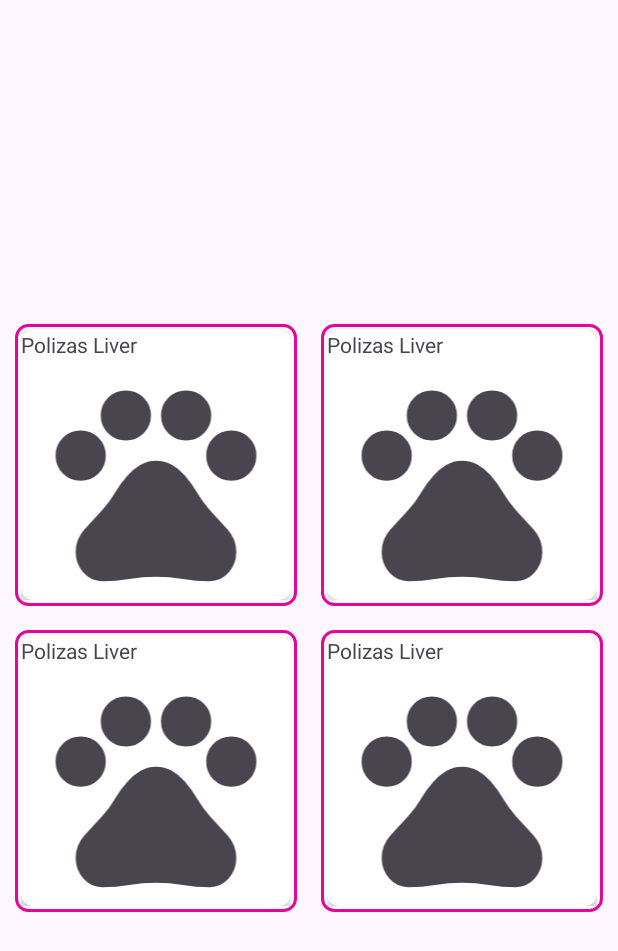
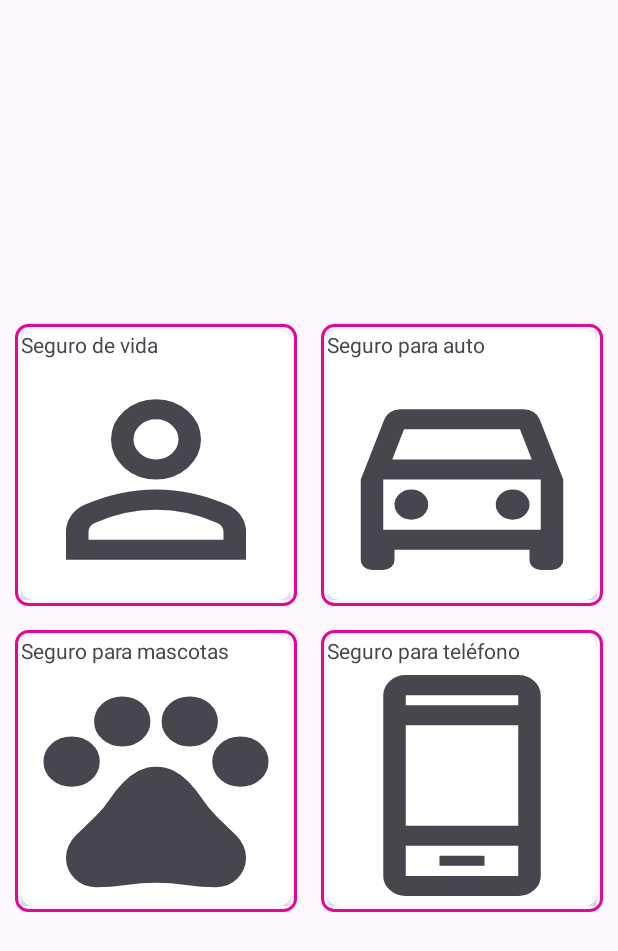
Before and after one commit to AbimaelLemus/PolizasLiver, an Android app: the TypeInsuranceActivity screen opened directly, with no data from a screen before it, on a phone screen of 412 x 824 dp. Shown: the top 951 px of the screen. Run offline under Robolectric (Android 15) with nearby library versions, the phone set to English and light mode, and no system bars; our stand-ins replace Dagger/Hilt's generated code.

Commit message:
0.2.1 - Abimael - logic in the TypeInsuranceActivity

```diff
--- /dev/null
+++ b/app/src/main/java/com/example/polizasliver/data/model/TypeInsuranceModel.kt
@@ -0,0 +1,6 @@
+package com.example.polizasliver.data.model
+
+data class TypeInsuranceModel(
+    val nameTypeInsurance:String,
+    val icon:Int
+)
--- /dev/null
+++ b/app/src/main/java/com/example/polizasliver/data/model/Utils.kt
@@ -0,0 +1,6 @@
+package com.example.polizasliver.data.model
+
+object Utils {
+    var KEY_TYPE_POSITION: String? = null
+
+}
--- /dev/null
+++ b/app/src/main/java/com/example/polizasliver/ui/adapter/TypeInsuranceAdapter.kt
@@ -0,0 +1,46 @@
+package com.example.polizasliver.ui.adapter
+
+import android.view.LayoutInflater
+import android.view.View
+import android.view.ViewGroup
+import androidx.recyclerview.widget.RecyclerView
+import com.example.polizasliver.R
+import com.example.polizasliver.databinding.CardTypeInsuranceBinding
+import com.example.polizasliver.ui.type_insurance.CardTypeInterface
+import com.example.polizasliver.data.model.TypeInsuranceModel
+
+class TypeInsuranceAdapter(
+    private val listTypeInsurance: List<TypeInsuranceModel>,
+    private val listener: CardTypeInterface
+) : RecyclerView.Adapter<TypeInsuranceAdapter.CardViewHolder>() {
+
+    override fun onCreateViewHolder(parent: ViewGroup, viewType: Int): CardViewHolder {
+        return CardViewHolder(
+            LayoutInflater.from(parent.context).inflate(
+                R.layout.card_type_insurance,
+                parent,
+                false
+            )
+        )
+    }
+
+    override fun onBindViewHolder(holder: CardViewHolder, position: Int) {
+        holder.bind(listTypeInsurance[position], listener, position)
+    }
+
+    override fun getItemCount(): Int {
+        return listTypeInsurance.size
+    }
+
+    class CardViewHolder(itemview: View) : RecyclerView.ViewHolder(itemview) {
+        val binding = CardTypeInsuranceBinding.bind(itemview)
+        fun bind(typeInsuranceModel: TypeInsuranceModel, listener: CardTypeInterface, position: Int) {
+            binding.tvCardTypeInsurance.text = typeInsuranceModel.nameTypeInsurance
+            binding.ivCardTypeInsurance.setBackgroundResource(typeInsuranceModel.icon)
+            binding.cvCardTypeInsurance.setOnClickListener {
+                listener.itemCardType(position)
+            }
+        }
+
+    }
+}
--- a/app/src/main/java/com/example/polizasliver/ui/home/HomeInsuranceActivity.kt
+++ b/app/src/main/java/com/example/polizasliver/ui/home/HomeInsuranceActivity.kt
@@ -8,7 +8,6 @@ import androidx.activity.viewModels
 import androidx.appcompat.app.AppCompatActivity
 import androidx.core.view.ViewCompat
 import androidx.core.view.WindowInsetsCompat
-import androidx.transition.Visibility
 import com.example.polizasliver.R
 import com.example.polizasliver.databinding.ActivityHomeInsuranceBinding
 import com.example.polizasliver.ui.detail.DetailActivity
--- /dev/null
+++ b/app/src/main/java/com/example/polizasliver/ui/type_insurance/CardTypeInterface.kt
@@ -0,0 +1,5 @@
+package com.example.polizasliver.ui.type_insurance
+
+interface CardTypeInterface {
+    fun itemCardType(position:Int)
+}
--- a/app/src/main/java/com/example/polizasliver/ui/type_insurance/TypeInsuranceActivity.kt
+++ b/app/src/main/java/com/example/polizasliver/ui/type_insurance/TypeInsuranceActivity.kt
@@ -7,13 +7,17 @@ import androidx.activity.viewModels
 import androidx.appcompat.app.AppCompatActivity
 import androidx.core.view.ViewCompat
 import androidx.core.view.WindowInsetsCompat
+import androidx.recyclerview.widget.GridLayoutManager
 import com.example.polizasliver.R
+import com.example.polizasliver.data.model.Utils
 import com.example.polizasliver.databinding.ActivityTypeInsuranceBinding
+import com.example.polizasliver.ui.adapter.TypeInsuranceAdapter
 import com.example.polizasliver.ui.data_personal.DataPersonalActivity
+import com.example.polizasliver.ui.dialogs_alerts.DialogsAlerts
 import dagger.hilt.android.AndroidEntryPoint
 
 @AndroidEntryPoint
-class TypeInsuranceActivity : AppCompatActivity() {
+class TypeInsuranceActivity : AppCompatActivity(), CardTypeInterface {
     private lateinit var binding: ActivityTypeInsuranceBinding
     val viewModel: TypeInsuranceViewModel by viewModels()
     private val TAG = TypeInsuranceActivity::class.java.simpleName
@@ -27,11 +31,36 @@ class TypeInsuranceActivity : AppCompatActivity() {
             v.setPadding(systemBars.left, systemBars.top, systemBars.right, systemBars.bottom)
             insets
         }
+        viewModel.onCreate(this@TypeInsuranceActivity)
+        binding.rvTypeInsurance.layoutManager = GridLayoutManager(this, 2)
+        myObservers()
 
-        binding.llTypeInsurance.setOnClickListener {
-            startActivity(Intent(this@TypeInsuranceActivity, DataPersonalActivity::class.java))
+    }
+
+    override fun itemCardType(position: Int) {
+        viewModel.evaluateType(this@TypeInsuranceActivity, position)
+    }
+
+    private fun myObservers() {
+        viewModel.listTypeInsurance.observe(this) { listTypeInsurance ->
+            binding.rvTypeInsurance.adapter = TypeInsuranceAdapter(listTypeInsurance, this)
         }
 
-
+        viewModel.informationAlertModel.observe(this) { informationAlert ->
+            DialogsAlerts().infoAlert(
+                context = this@TypeInsuranceActivity,
+                tittle = informationAlert.tittle,
+                message = informationAlert.message,
+                cancelable = true,
+                buttomPositive = getString(R.string.accept),
+                buttomNegative = getString(R.string.cancel)
+            ) {
+                val intent = Intent(this@TypeInsuranceActivity, DataPersonalActivity::class.java)
+                val mBundle = Bundle()
+                mBundle.putString(Utils.KEY_TYPE_POSITION, informationAlert.position.toString())
+                intent.putExtras(mBundle)
+                startActivity(intent)
+            }
+        }
     }
 }
--- a/app/src/main/java/com/example/polizasliver/ui/type_insurance/TypeInsuranceViewModel.kt
+++ b/app/src/main/java/com/example/polizasliver/ui/type_insurance/TypeInsuranceViewModel.kt
@@ -1,9 +1,66 @@
 package com.example.polizasliver.ui.type_insurance
 
+import android.content.Context
+import androidx.lifecycle.MutableLiveData
 import androidx.lifecycle.ViewModel
+import com.example.polizasliver.R
+import com.example.polizasliver.data.model.InformationAlertModel
+import com.example.polizasliver.data.model.TypeInsuranceModel
 import dagger.hilt.android.lifecycle.HiltViewModel
 import javax.inject.Inject
 
 @HiltViewModel
 class TypeInsuranceViewModel @Inject constructor() : ViewModel() {
+    val listTypeInsurance = MutableLiveData<List<TypeInsuranceModel>>()
+    val informationAlertModel = MutableLiveData<InformationAlertModel>()
+    fun onCreate(context: Context) {
+        listTypeInsurance.postValue(
+            listOf(
+                TypeInsuranceModel(context.getString(R.string.life_insurance), R.drawable.person),
+                TypeInsuranceModel(context.getString(R.string.auto_insurance), R.drawable.car),
+                TypeInsuranceModel(context.getString(R.string.pets_insurance), R.drawable.pets),
+                TypeInsuranceModel(context.getString(R.string.phone_insurance), R.drawable.phone),
+            )
+        )
+    }
+
+    fun evaluateType(context: Context, position: Int) {
+        val informationAlert = when (position) {
+            1 -> {
+                InformationAlertModel(
+                    position,
+                    tittle = context.getString(R.string.auto_insurance),
+                    message = context.getString(R.string.desc_auto_insurance)
+                )
+            }
+
+            2 -> {
+                InformationAlertModel(
+                    position,
+                    tittle = context.getString(R.string.pets_insurance),
+                    message = context.getString(R.string.desc_pets_insurance)
+                )
+            }
+
+            3 -> {
+                InformationAlertModel(
+                    position,
+                    tittle = context.getString(R.string.phone_insurance),
+                    message = context.getString(R.string.desc_phone_insurance)
+                )
+            }
+
+            else -> {
+                InformationAlertModel(
+                    position,
+                    tittle = context.getString(R.string.life_insurance),
+                    message = context.getString(R.string.desc_life_insurance)
+                )
+            }
+        }
+
+        informationAlertModel.postValue(
+            informationAlert
+        )
+    }
 }
--- a/app/src/main/res/layout/activity_type_insurance.xml
+++ b/app/src/main/res/layout/activity_type_insurance.xml
@@ -7,41 +7,10 @@
     android:layout_height="match_parent"
     tools:context=".ui.type_insurance.TypeInsuranceActivity">
 
-    <LinearLayout
-        android:id="@+id/llTypeInsurance"
-        android:layout_width="wrap_content"
-        android:layout_height="wrap_content"
-        android:orientation="vertical"
-        app:layout_constraintBottom_toBottomOf="parent"
-        app:layout_constraintEnd_toEndOf="parent"
-        app:layout_constraintStart_toStartOf="parent"
-        app:layout_constraintTop_toTopOf="parent">
-
-        <LinearLayout
-            android:layout_width="wrap_content"
-            android:layout_height="wrap_content"
-            android:orientation="horizontal">
-            <include layout="@layout/card_type_insurance" />
-            <include layout="@layout/card_type_insurance" />
-        </LinearLayout>
-
-        <LinearLayout
-            android:layout_width="wrap_content"
-            android:layout_height="wrap_content"
-            android:orientation="horizontal">
-            <include layout="@layout/card_type_insurance" />
-            <include layout="@layout/card_type_insurance" />
-        </LinearLayout>
-
-    </LinearLayout>
-
-
     <androidx.recyclerview.widget.RecyclerView
         android:id="@+id/rvTypeInsurance"
         android:layout_width="wrap_content"
         android:layout_height="wrap_content"
-        android:background="@color/pink"
-        android:visibility="gone"
         app:layout_constraintBottom_toBottomOf="parent"
         app:layout_constraintEnd_toEndOf="parent"
         app:layout_constraintStart_toStartOf="parent"
--- a/app/src/main/res/layout/card_type_insurance.xml
+++ b/app/src/main/res/layout/card_type_insurance.xml
@@ -1,17 +1,19 @@
 <?xml version="1.0" encoding="utf-8"?>
 <androidx.constraintlayout.widget.ConstraintLayout xmlns:android="http://schemas.android.com/apk/res/android"
     xmlns:app="http://schemas.android.com/apk/res-auto"
+    xmlns:tools="http://schemas.android.com/tools"
     android:layout_width="wrap_content"
     android:layout_height="wrap_content"
-    android:padding="4dp"
     android:layout_margin="8dp"
-    android:background="@drawable/shape_border_pink">
+    android:background="@drawable/shape_border_pink"
+    android:padding="4dp">
 
     <androidx.cardview.widget.CardView
+        android:id="@+id/cvCardTypeInsurance"
         android:layout_width="180dp"
         android:layout_height="180dp"
+        app:cardCornerRadius="8dp"
         app:cardElevation="4dp"
-        app:cardCornerRadius="8dp"
         app:layout_constraintBottom_toBottomOf="parent"
         app:layout_constraintEnd_toEndOf="parent"
         app:layout_constraintStart_toStartOf="parent"
@@ -23,16 +25,16 @@
             android:orientation="vertical">
 
             <TextView
+                android:id="@+id/tvCardTypeInsurance"
                 android:layout_width="match_parent"
                 android:layout_height="wrap_content"
-                android:text="@string/app_name" />
+                tools:text="@string/auto_insurance" />
 
             <ImageView
+                android:id="@+id/ivCardTypeInsurance"
                 android:layout_width="match_parent"
-                android:layout_height="match_parent"
-                android:src="@drawable/pets" />
+                android:layout_height="match_parent" />
         </LinearLayout>
-
 
     </androidx.cardview.widget.CardView>
 
--- a/app/src/main/res/values/strings.xml
+++ b/app/src/main/res/values/strings.xml
@@ -25,4 +25,14 @@
     <string name="phone">Teléfono</string>
     <string name="emergency_contacto">Contacto en caso de emergencia</string>
     <string name="emergency_phone">Teléfono en caso de emergencia</string>
+
+    <string name="life_insurance">Seguro de vida</string>
+    <string name="auto_insurance">Seguro para auto</string>
+    <string name="phone_insurance">Seguro para teléfono</string>
+    <string name="pets_insurance">Seguro para mascotas</string>
+
+    <string name="desc_life_insurance">El seguro de vida o seguro sobre la vida, cubre los riesgos que puedan afectar a la existencia, integridad o salud de las personas</string>
+    <string name="desc_auto_insurance">El seguro de auto es un contrato que protege al conductor, a sus acompañantes y al vehículo de los riesgos que implica conducir. </string>
+    <string name="desc_pets_insurance">El seguro veterinario o seguro de salud para mascotas, es un tipo de seguro de salud, orientado a mascotas y otros animales domésticos</string>
+    <string name="desc_phone_insurance">El seguro de teléfono móvil cubre el coste de reemplazar o reparar su teléfono móvil si es robado, perdido o dañado .</string>
 </resources>
```
Also changed, not shown: app/src/main/java/com/example/polizasliver/data/model/InformationAlertModel.kt (added, +7 -0 lines), app/src/main/java/com/example/polizasliver/data/model/TypeInsuranceEnum.kt (added, +8 -0 lines), app/src/main/java/com/example/polizasliver/ui/data_personal/DataPersonalActivity.kt (+12 -1 lines), app/src/main/java/com/example/polizasliver/ui/dialogs_alerts/DialogsAlerts.kt (+56 -0 lines).
